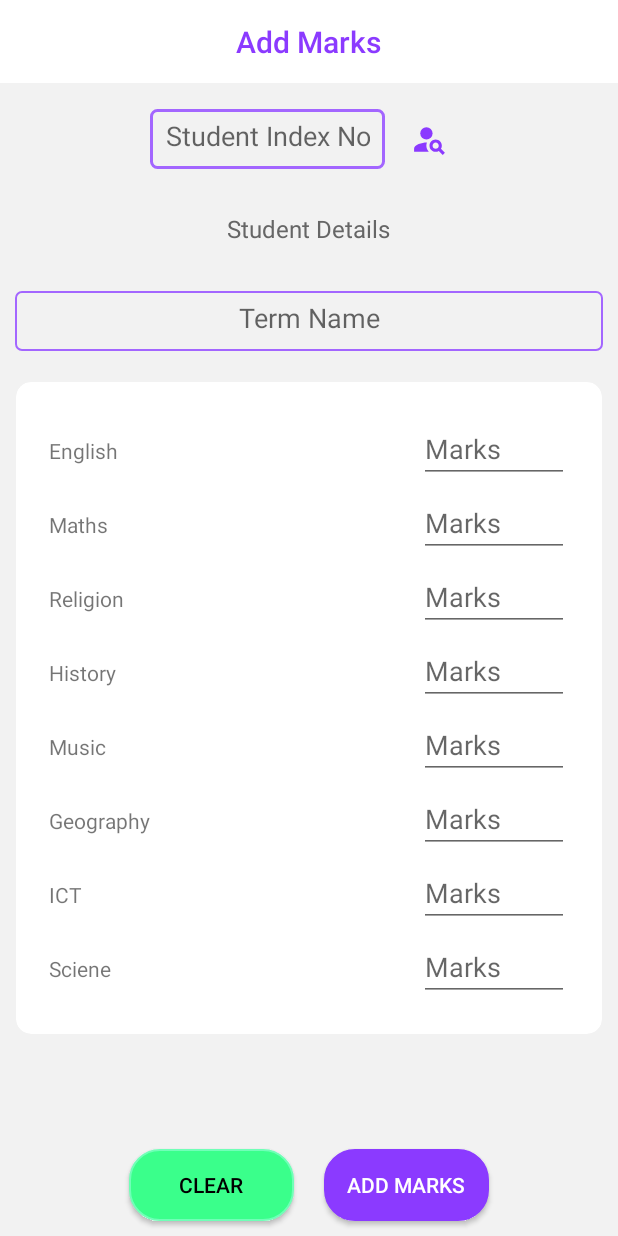
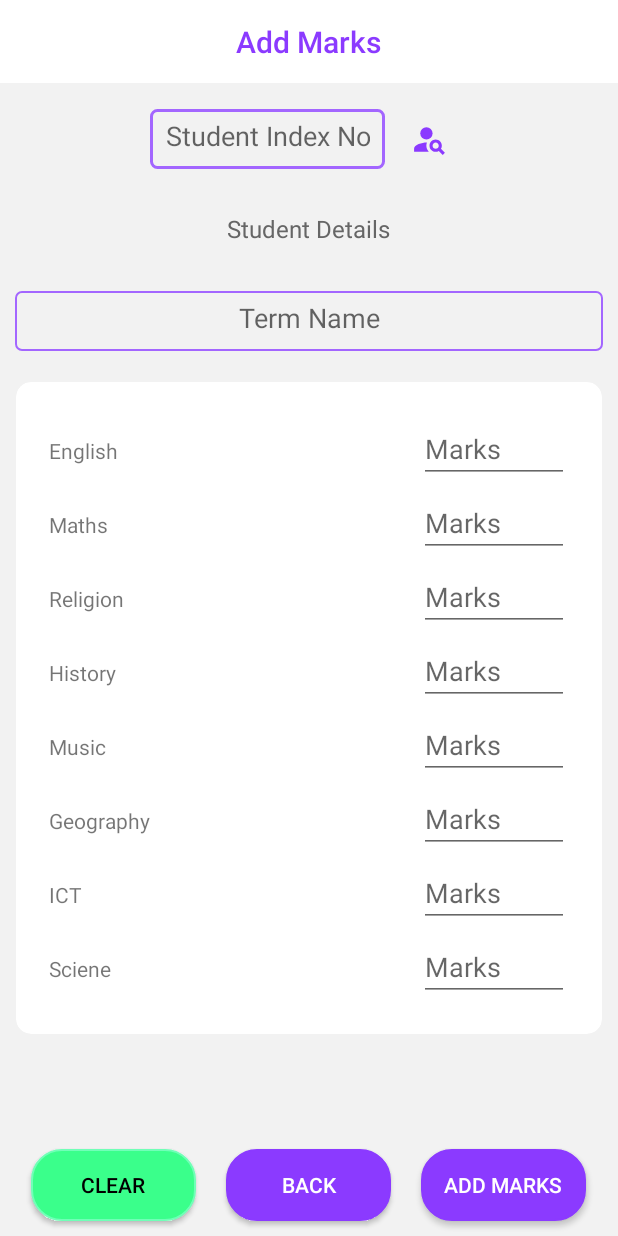
Before and after one commit to ZikrAashik/Smart-Marks, an Android app: the AddMarksActivity screen opened directly, with no data from a screen before it, on a phone screen of 412 x 824 dp. Run offline under Robolectric (Android 15) with nearby library versions, the phone set to English and light mode, and no system bars; our stand-ins replace Firebase (no records; nobody signed in at launch, a user with empty details on screens opened directly).

Commit message:
Added Back button to teacher add mark

```diff
--- a/app/src/main/res/layout/activity_add_marks.xml
+++ b/app/src/main/res/layout/activity_add_marks.xml
@@ -313,6 +313,16 @@
             android:background="@drawable/button_secondary_shape"
             android:textColor="@android:color/black" />
         <androidx.appcompat.widget.AppCompatButton
+            android:id="@+id/btn_back"
+            android:layout_width="wrap_content"
+            android:layout_height="wrap_content"
+            android:layout_margin="@dimen/spacing_middle"
+            android:layout_marginTop="@dimen/spacing_large"
+            android:text="Back"
+            android:onClick="addMarks"
+            android:background="@drawable/button_primary_shape"
+            android:textColor="@android:color/white" />
+        <androidx.appcompat.widget.AppCompatButton
             android:id="@+id/btn_add_marks"
             android:layout_width="wrap_content"
             android:layout_height="wrap_content"
```
